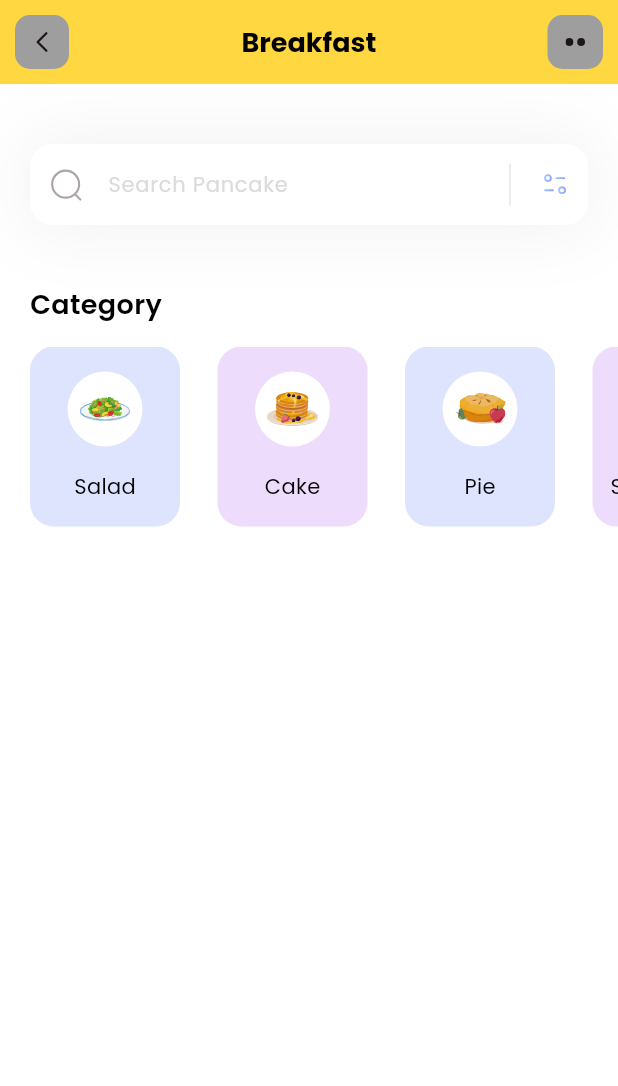
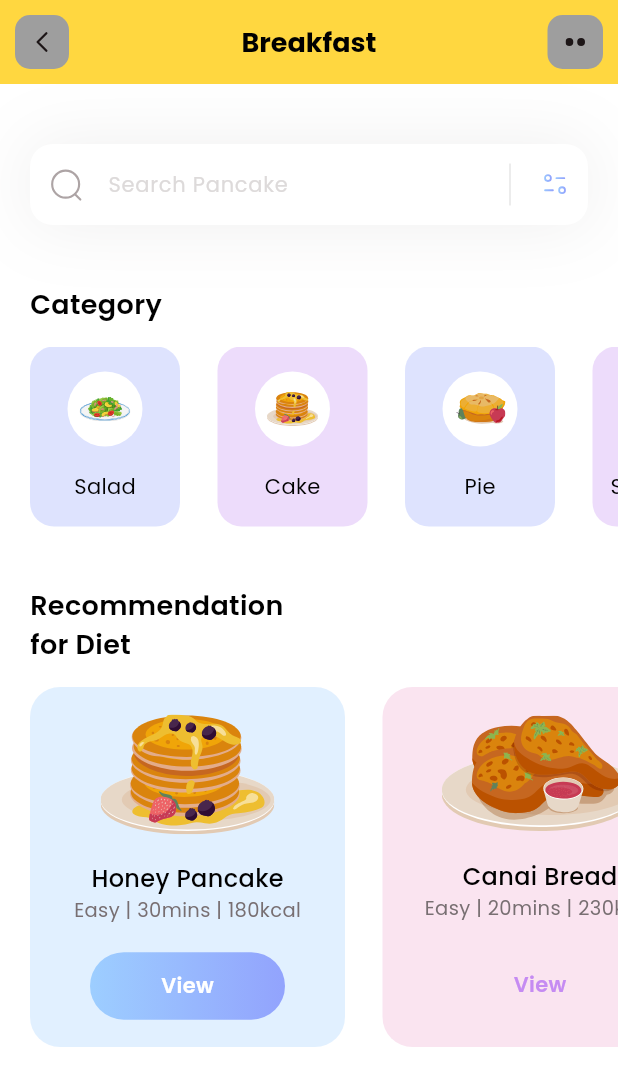
Before and after one commit to angelanyabuti/food-delivery-app, a Flutter app: the screen it shows after launch, on a phone screen of 412 x 824 dp. Shown: the top 1086 px of the screen. Run offline on Flutter 3.47's test engine with Material 3 defaults, Android fonts, the phone set to English and light mode, and no system bars; our stand-ins replace flutter_svg.

Commit message:
Added the diet section

```diff
--- /dev/null
+++ b/food_app/lib/models/diet_model.dart
@@ -0,0 +1,49 @@
+import 'package:flutter/material.dart';
+
+class DietModel{
+  String name;
+  String iconPath;
+  String level;
+  String duration;
+  String calorie;
+  Color boxColor;
+  bool viewIsSelected;
+
+  DietModel({
+    required this.name,
+    required this.iconPath,
+    required this.level,
+    required this.duration,
+    required this.calorie,
+    required this.boxColor,
+    required this.viewIsSelected
+
+  });
+  static List <DietModel> getDiets() {
+    List <DietModel> diets = [];
+
+    diets.add(
+      DietModel(
+        name:'Honey Pancake',
+       iconPath: 'assets/icons/honey-pancakes.svg',
+       level: 'Easy',
+       duration: '30mins',
+       calorie: '180kcal',
+       viewIsSelected: true,
+       boxColor: Color(0xff9DCEFF)
+       )
+    );
+    diets.add(
+    DietModel(
+        name:'Canai Bread',
+       iconPath: 'assets/icons/canai-bread.svg',
+       level: 'Easy',
+       duration: '20mins',
+       calorie: '230kcal',
+       viewIsSelected: false,
+       boxColor: Color(0xffEEA4CE)
+       )
+    );
+    return diets;
+  }
+}
--- a/food_app/lib/pages/home.dart
+++ b/food_app/lib/pages/home.dart
@@ -1,6 +1,7 @@
 import 'package:flutter/material.dart';
 import 'package:flutter_svg/flutter_svg.dart';
 import 'package:food_app/models/category_model.dart';
+import 'package:food_app/models/diet_model.dart';
 //creating a stateless widget
 class HomePage extends StatefulWidget {
    HomePage({super.key});
@@ -11,19 +12,21 @@ class HomePage extends StatefulWidget {
 
 class _HomePageState extends State<HomePage> {
   List<CategoryModel> categories = [];
+  List<DietModel> diets = [];
 
-  void _getCategories(){
+
+  //getting the list from the diet function
+
+  void _getInitialInfo(){
     categories = CategoryModel.getCategories();
+    diets=DietModel.getDiets();
   }
 
-  @override
-  void initState() {
-    _getCategories();
-  }
+
 
   @override
   Widget build(BuildContext context) {
-    _getCategories();//called at the beginning so that the list is filled first then the widgets are displayed.
+    _getInitialInfo();//called at the beginning so that the list is filled first then the widgets are displayed.
     // Scaffold class in Flutter which provides many widgets, eg app bar, drawer, floating action button, bottom navigation bar, snack bar
     return Scaffold(
       appBar: appBar(),
@@ -33,10 +36,100 @@ class _HomePageState extends State<HomePage> {
         children: [
           _searchField(),
           SizedBox(height: 40,), // create a distance from the top
-          _categoriesSection()
+          _categoriesSection(),
+          SizedBox(height: 40,),
+          _dietSection()
         ],
       ),
     );
+  }
+
+  Column _dietSection() {
+    return Column(
+          crossAxisAlignment: CrossAxisAlignment.start,
+          children: [
+            Padding(
+              padding: const EdgeInsets.only(left:20),
+              child: Text(
+                'Recommendation\nfor Diet',
+                style: TextStyle(
+                  color: Colors.black,
+                  fontSize: 18,
+                  fontWeight: FontWeight.w600,
+                  )
+              ),
+            ),
+            SizedBox(height: 15,),
+            Container(
+              height: 240,
+              child: ListView.separated(// separates the items in the list view
+                itemBuilder: (context, index){
+                  return Container(
+                    width: 210,
+                    decoration: BoxDecoration(
+                      color: diets[index].boxColor.withOpacity(0.3),
+                      borderRadius: BorderRadius.circular(20)
+                    ),
+                    child: Column(
+                      mainAxisAlignment: MainAxisAlignment.spaceEvenly,
+                      children: [
+                        SvgPicture.asset(diets[index].iconPath),
+                        Column(
+                          children: [
+                            Text(
+                              diets[index].name,
+                              style: TextStyle(
+                                fontWeight: FontWeight.w500,
+                                color: Colors.black,
+                                fontSize: 16
+                              ),
+                            ),
+                            Text(
+                          diets[index].level + ' | ' + diets[index].duration + ' | ' + diets[index].calorie,
+                          style: TextStyle(
+                            color: Color(0xff786F72),
+                            fontSize: 13,
+                            fontWeight: FontWeight.w400
+                          ),
+                        ),
+                          ],
+                        ),
+
+                        Container(
+                          height: 45,
+                          width: 130,
+                          child: Center(
+                            child: Text('View',
+                            style: TextStyle(
+                              color: diets[index].viewIsSelected ? Colors.white : const Color(0xffC58BF2),
+                              fontWeight: FontWeight.w600,
+                              fontSize: 14
+                            ),
+                            ),
+                            ),
+                          decoration: BoxDecoration(
+                            gradient: LinearGradient(
+                              colors: [
+                                 diets[index].viewIsSelected ? const Color(0xff9DCEFF) : Colors.transparent,
+                              diets[index].viewIsSelected ? const Color(0xff92A3FD) : Colors.transparent
+                              ]),
+                              borderRadius: BorderRadius.circular(50)
+                          ),
+                        )
+                      ],),
+                  );
+                },
+                separatorBuilder: (context, index)=> SizedBox(width: 25,),
+                itemCount: diets.length,
+                scrollDirection: Axis.horizontal,
+                padding: EdgeInsets.only(
+                  left: 20,
+                  right: 20
+                ),
+                ),
+            )
+          ],
+        );
   }
 
   Column _categoriesSection() {
```
